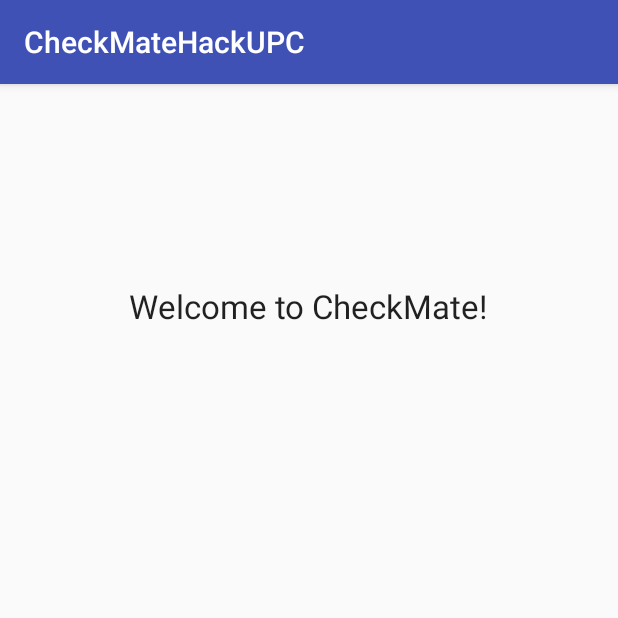
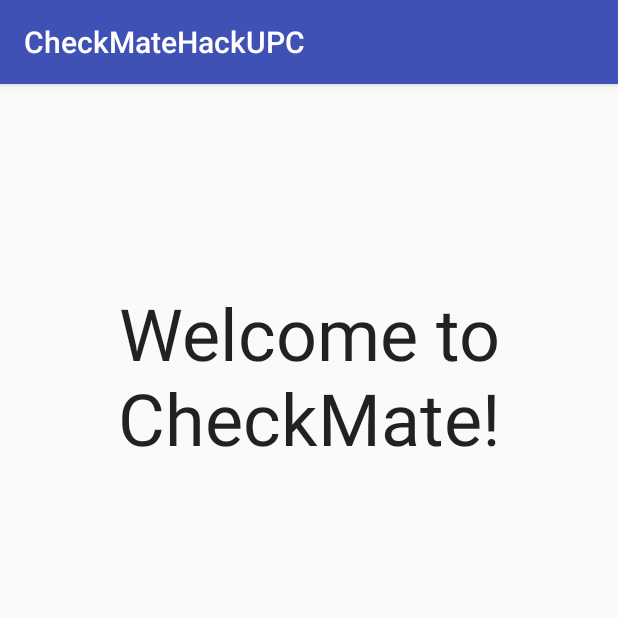
Before and after one commit to Stuev/CheckMateHackUPC, an Android app: the Login screen opened directly, with no data from a screen before it, on a phone screen of 412 x 824 dp, the top half of it. Run offline under Robolectric (Android 15) with nearby library versions, the phone set to English and light mode, and no system bars.

Commit message:
dp to sp

```diff
--- a/app/src/main/res/layout/activity_login.xml
+++ b/app/src/main/res/layout/activity_login.xml
@@ -14,6 +14,8 @@
         android:layout_height="wrap_content"
         android:textAppearance="?android:attr/textAppearanceLarge"
         android:text="Welcome to CheckMate!"
+        android:textSize="48sp"
+        android:gravity="center"
         android:id="@+id/welcomeText"
         android:layout_alignParentTop="true"
         android:layout_centerHorizontal="true"
```
